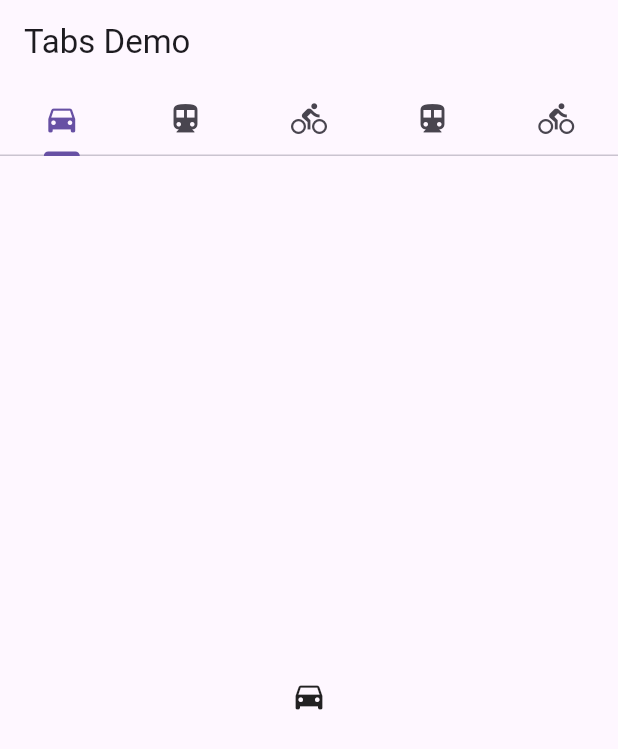
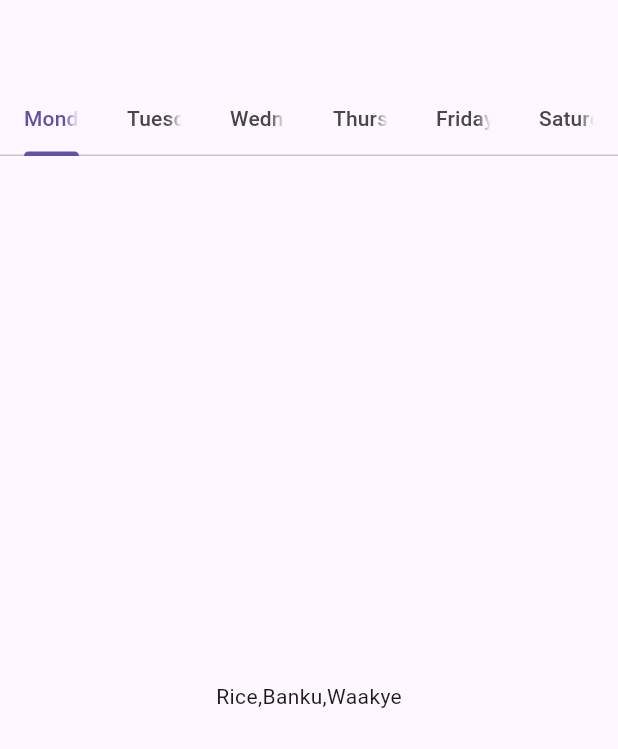
Before and after one commit to Amoako419/Flutter_Assignment_1, a Flutter app: the screen it shows after launch, on a phone screen of 412 x 824 dp. Shown: the top 749 px of the screen. Run offline on Flutter 3.47's test engine with Material 3 defaults, Android fonts, the phone set to English and light mode, and no system bars.

Commit message:
initials commit

```diff
--- a/cafetaria/lib/main.dart
+++ b/cafetaria/lib/main.dart
@@ -11,31 +11,37 @@
   Widget build(BuildContext context) {
     return MaterialApp(
       home: DefaultTabController(
-        length: 3,
+        length: 6,
         child: Scaffold(
           appBar: AppBar(
             bottom: const TabBar(
               tabs: [
-                Tab(icon: Icon(Icons.directions_car)),
-                Tab(icon: Icon(Icons.directions_transit)),
-                Tab(icon: Icon(Icons.directions_bike)),
-                Tab(icon: Icon(Icons.directions_transit)),
-                Tab(icon: Icon(Icons.directions_bike)),
+                Tab(text:"Monday"),
+                Tab(text:"Tuesday"),
+                Tab(text:"Wednesday"),
+                Tab(text:"Thursday"),
+                Tab(text:"Friday"),
+                Tab(text:"Saturday"),
               ],
             ),
-            title: const Text('Tabs Demo'),
+            title: const Text(''),
           ),
           body: const TabBarView(
-            children: [
-              Icon(Icons.directions_car),
-              Icon(Icons.directions_transit),
-              Icon(Icons.directions_bike),
-              Icon(Icons.directions_transit),
-              Icon(Icons.directions_bike),
+       children: [
+
+          Center(child: Text("Rice,Banku,Waakye")),
+          Center(child: Text("Rice,Banku,Waakye")),
+          Center(child: Text("Rice,Banku,Waakye")),
+          Center(child: Text("Rice,Banku,Waakye")),
+          Center(child: Text("Rice,Banku,Waakye")),
+          Center(child: Text("Rice,Banku,Waakye")),
+
+
             ],
           ),
+          ),
         ),
-      ),
+
     );
   }
 }
```
